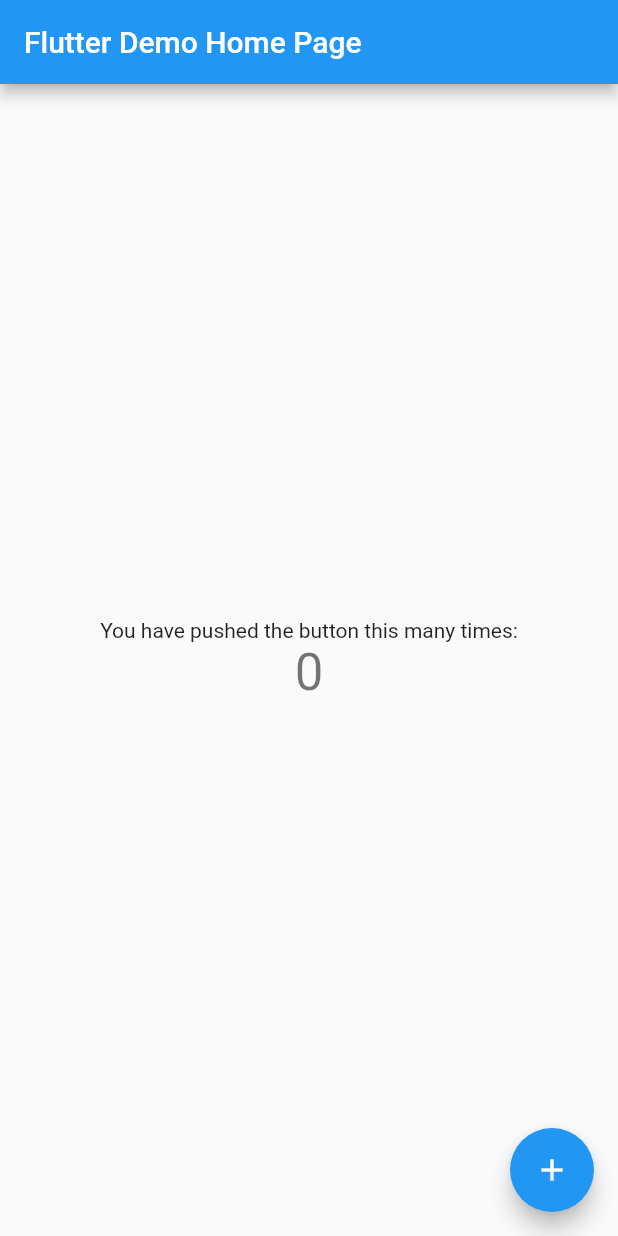
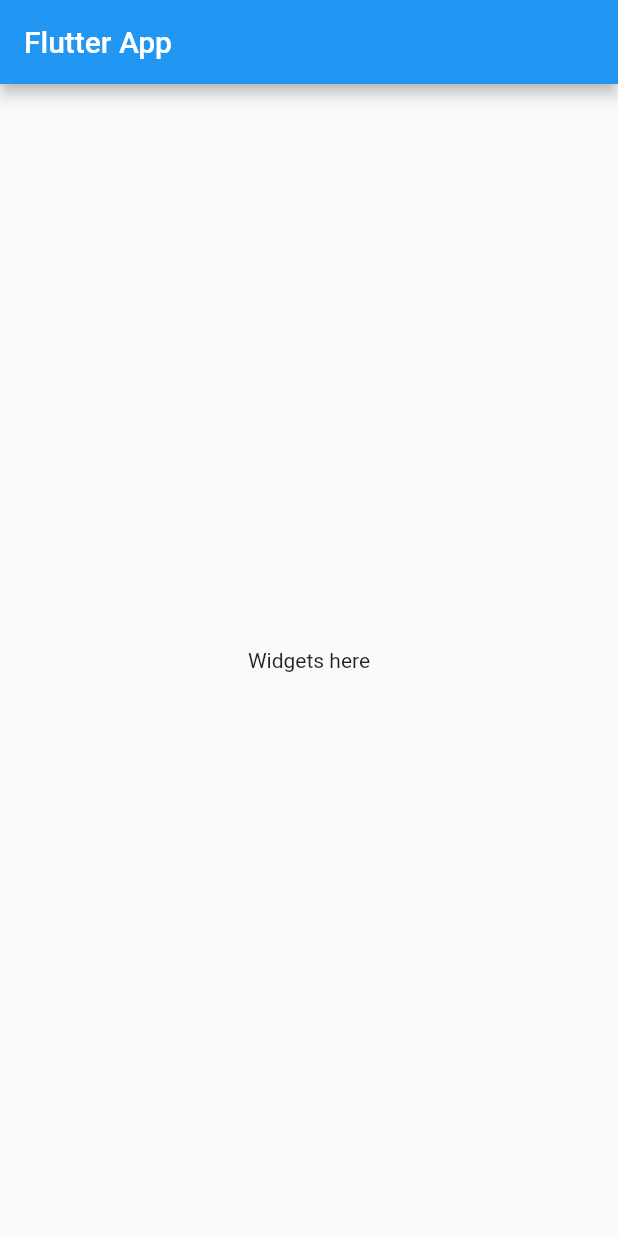
Before and after one commit to lakshitha-deshapriya/Expense-Tracking-App, a Flutter app: the screen it shows after launch, on a phone screen of 412 x 824 dp. Run offline on Flutter 3.47's test engine with Material 2 defaults, Android fonts, the phone set to English and light mode, and no system bars.

Commit message:
Intial Changes

```diff
--- a/lib/main.dart
+++ b/lib/main.dart
@@ -3,109 +3,25 @@ import 'package:flutter/material.dart';
 void main() => runApp(MyApp());
 
 class MyApp extends StatelessWidget {
-  // This widget is the root of your application.
   @override
   Widget build(BuildContext context) {
     return MaterialApp(
       title: 'Flutter Demo',
-      theme: ThemeData(
-        // This is the theme of your application.
-        //
-        // Try running your application with "flutter run". You'll see the
-        // application has a blue toolbar. Then, without quitting the app, try
-        // changing the primarySwatch below to Colors.green and then invoke
-        // "hot reload" (press "r" in the console where you ran "flutter run",
-        // or simply save your changes to "hot reload" in a Flutter IDE).
-        // Notice that the counter didn't reset back to zero; the application
-        // is not restarted.
-        primarySwatch: Colors.blue,
-      ),
-      home: MyHomePage(title: 'Flutter Demo Home Page'),
+      home: MyHomePage(),
     );
   }
 }
 
-class MyHomePage extends StatefulWidget {
-  MyHomePage({Key key, this.title}) : super(key: key);
-
-  // This widget is the home page of your application. It is stateful, meaning
-  // that it has a State object (defined below) that contains fields that affect
-  // how it looks.
-
-  // This class is the configuration for the state. It holds the values (in this
-  // case the title) provided by the parent (in this case the App widget) and
-  // used by the build method of the State. Fields in a Widget subclass are
-  // always marked "final".
-
-  final String title;
-
-  @override
-  _MyHomePageState createState() => _MyHomePageState();
-}
-
-class _MyHomePageState extends State<MyHomePage> {
-  int _counter = 0;
-
-  void _incrementCounter() {
-    setState(() {
-      // This call to setState tells the Flutter framework that something has
-      // changed in this State, which causes it to rerun the build method below
-      // so that the display can reflect the updated values. If we changed
-      // _counter without calling setState(), then the build method would not be
-      // called again, and so nothing would appear to happen.
-      _counter++;
-    });
-  }
-
+class MyHomePage extends StatelessWidget {
   @override
   Widget build(BuildContext context) {
-    // This method is rerun every time setState is called, for instance as done
-    // by the _incrementCounter method above.
-    //
-    // The Flutter framework has been optimized to make rerunning build methods
-    // fast, so that you can just rebuild anything that needs updating rather
-    // than having to individually change instances of widgets.
     return Scaffold(
       appBar: AppBar(
-        // Here we take the value from the MyHomePage object that was created by
-        // the App.build method, and use it to set our appbar title.
-        title: Text(widget.title),
+        title: Text('Flutter App'),
       ),
       body: Center(
-        // Center is a layout widget. It takes a single child and positions it
-        // in the middle of the parent.
-        child: Column(
-          // Column is also a layout widget. It takes a list of children and
-          // arranges them vertically. By default, it sizes itself to fit its
-          // children horizontally, and tries to be as tall as its parent.
-          //
-          // Invoke "debug painting" (press "p" in the console, choose the
-          // "Toggle Debug Paint" action from the Flutter Inspector in Android
-          // Studio, or the "Toggle Debug Paint" command in Visual Studio Code)
-          // to see the wireframe for each widget.
-          //
-          // Column has various properties to control how it sizes itself and
-          // how it positions its children. Here we use mainAxisAlignment to
-          // center the children vertically; the main axis here is the vertical
-          // axis because Columns are vertical (the cross axis would be
-          // horizontal).
-          mainAxisAlignment: MainAxisAlignment.center,
-          children: <Widget>[
-            Text(
-              'You have pushed the button this many times:',
-            ),
-            Text(
-              '$_counter',
-              style: Theme.of(context).textTheme.display1,
-            ),
-          ],
-        ),
+        child: Text('Widgets here'),
       ),
-      floatingActionButton: FloatingActionButton(
-        onPressed: _incrementCounter,
-        tooltip: 'Increment',
-        child: Icon(Icons.add),
-      ), // This trailing comma makes auto-formatting nicer for build methods.
     );
   }
 }
```
